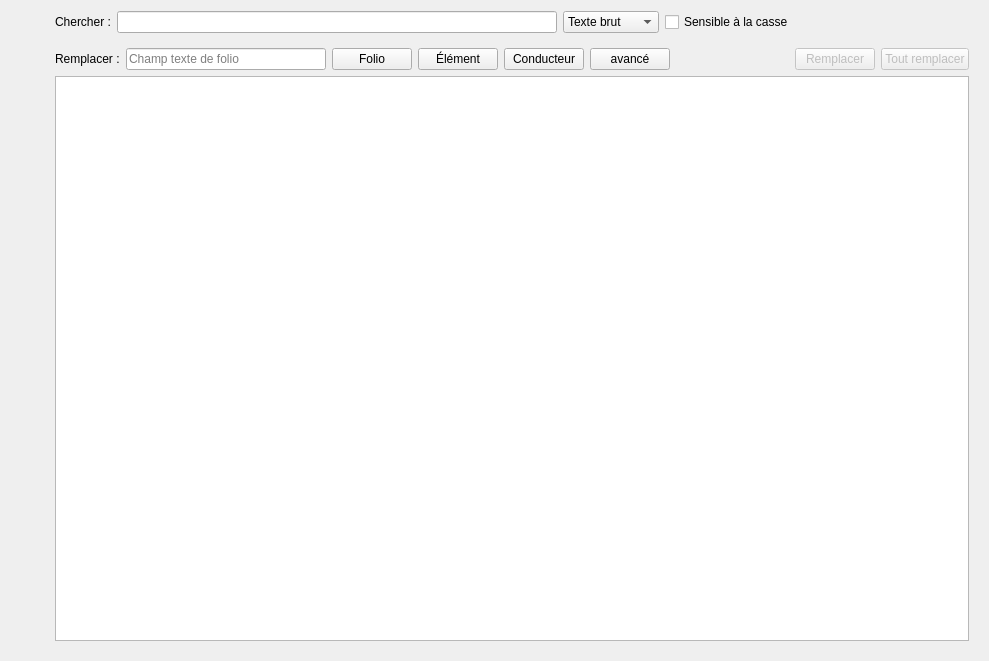
qelectrotech/qelectrotech-source-mirror, file sources/SearchAndReplace/ui/searchandreplacewidget.ui: the form before one commit.
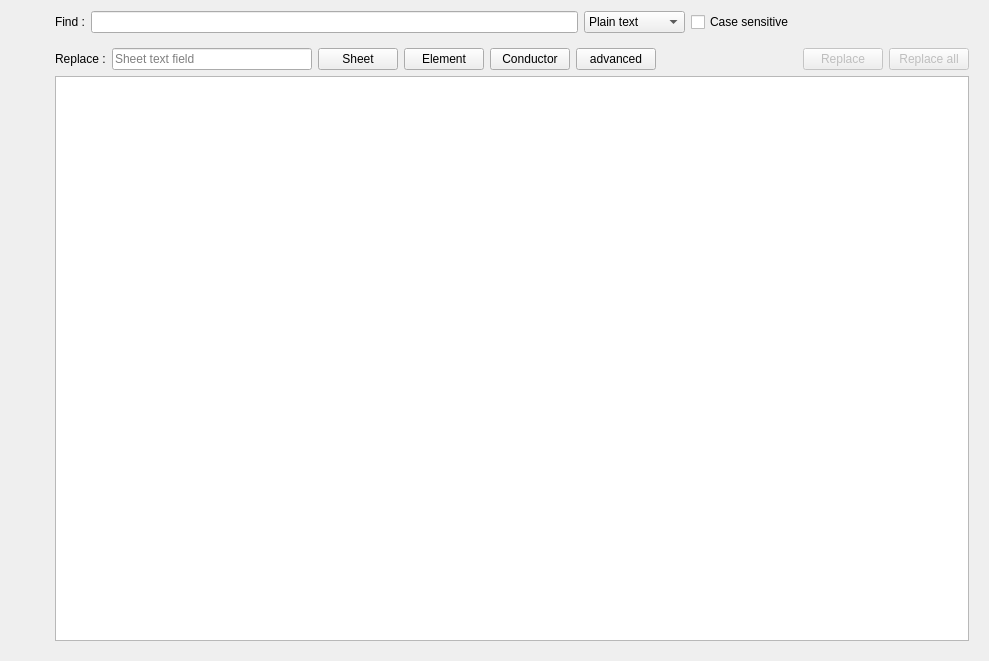
The form after the commit. Icons and pictures are not drawn.

Diff of the .ui file:
```diff
--- a/sources/SearchAndReplace/ui/searchandreplacewidget.ui
+++ b/sources/SearchAndReplace/ui/searchandreplacewidget.ui
@@ -35,7 +35,7 @@
       <item>
        <widget class="QLabel" name="m_search">
         <property name="text">
-         <string>Chercher :</string>
+         <string>Find :</string>
         </property>
        </widget>
       </item>
@@ -77,12 +77,12 @@
            </property>
            <item>
             <property name="text">
-             <string>Texte brut</string>
+             <string>Plain text</string>
             </property>
            </item>
            <item>
             <property name="text">
-             <string>Mots entiers</string>
+             <string>Whole words</string>
             </property>
            </item>
           </widget>
@@ -90,7 +90,7 @@
          <item>
           <widget class="QCheckBox" name="m_case_sensitive_cb">
            <property name="text">
-            <string>Sensible à la casse</string>
+            <string>Case sensitive</string>
            </property>
           </widget>
          </item>
@@ -100,7 +100,7 @@
       <item>
        <widget class="QPushButton" name="m_next_pb">
         <property name="toolTip">
-         <string>Aller à la correspondance suivante</string>
+         <string>Go to the next match</string>
         </property>
         <property name="text">
          <string/>
@@ -116,7 +116,7 @@
       <item>
        <widget class="QPushButton" name="m_previous_pb">
         <property name="toolTip">
-         <string>Aller à la correspondance précédente</string>
+         <string>Go to previous match</string>
         </property>
         <property name="text">
          <string/>
@@ -132,7 +132,7 @@
       <item>
        <widget class="QPushButton" name="m_reload_pb">
         <property name="toolTip">
-         <string>Actualiser</string>
+         <string>Actualize</string>
         </property>
         <property name="text">
          <string/>
@@ -148,7 +148,7 @@
       <item>
        <widget class="QPushButton" name="m_advanced_pb">
         <property name="toolTip">
-         <string>&lt;html&gt;&lt;head/&gt;&lt;body&gt;&lt;p&gt;Afficher les options avancées&lt;/p&gt;&lt;/body&gt;&lt;/html&gt;</string>
+         <string>&lt;html&gt;&lt;head/&gt;&lt;body&gt;&lt;p&gt;Show advanced options&lt;/p&gt;&lt;/body&gt;&lt;/html&gt;</string>
         </property>
         <property name="text">
          <string/>
@@ -194,20 +194,20 @@
          <bool>true</bool>
         </property>
         <property name="toolTip">
-         <string>&lt;html&gt;&lt;head/&gt;&lt;body&gt;&lt;p&gt;Définir les propriétés à remplacer dans les éléments&lt;/p&gt;&lt;/body&gt;&lt;/html&gt;</string>
+         <string>&lt;html&gt;&lt;head/&gt;&lt;body&gt;&lt;p&gt;Define properties to replace in elements&lt;/p&gt;&lt;/body&gt;&lt;/html&gt;</string>
         </property>
         <property name="text">
-         <string>Élément</string>
+         <string>Element</string>
         </property>
        </widget>
       </item>
       <item row="0" column="4">
        <widget class="QPushButton" name="m_conductor_pb">
         <property name="toolTip">
-         <string>&lt;html&gt;&lt;head/&gt;&lt;body&gt;&lt;p&gt;Définir les propriétés à remplacer dans les conducteurs&lt;/p&gt;&lt;/body&gt;&lt;/html&gt;</string>
+         <string>&lt;html&gt;&lt;head/&gt;&lt;body&gt;&lt;p&gt;Define properties to replace in conductors&lt;/p&gt;&lt;/body&gt;&lt;/html&gt;</string>
         </property>
         <property name="text">
-         <string>Conducteur</string>
+         <string>Conductor</string>
         </property>
        </widget>
       </item>
@@ -217,34 +217,34 @@
          <bool>false</bool>
         </property>
         <property name="toolTip">
-         <string>&lt;html&gt;&lt;head/&gt;&lt;body&gt;&lt;p&gt;Remplacer les correspondances cochées&lt;/p&gt;&lt;/body&gt;&lt;/html&gt;</string>
+         <string>&lt;html&gt;&lt;head/&gt;&lt;body&gt;&lt;p&gt;Replace checked matches&lt;/p&gt;&lt;/body&gt;&lt;/html&gt;</string>
         </property>
         <property name="text">
-         <string>Tout remplacer</string>
+         <string>Replace all</string>
         </property>
        </widget>
       </item>
       <item row="0" column="5">
        <widget class="QPushButton" name="m_advanced_replace_pb">
         <property name="text">
-         <string>avancé</string>
+         <string>advanced</string>
         </property>
        </widget>
       </item>
       <item row="0" column="0">
        <widget class="QLabel" name="m_replace">
         <property name="text">
-         <string>Remplacer :</string>
+         <string>Replace :</string>
         </property>
        </widget>
       </item>
       <item row="0" column="2">
        <widget class="QPushButton" name="m_folio_pb">
         <property name="toolTip">
-         <string>&lt;html&gt;&lt;head/&gt;&lt;body&gt;&lt;p&gt;Définir les propriétés à remplacer dans les folios&lt;/p&gt;&lt;/body&gt;&lt;/html&gt;</string>
+         <string>&lt;html&gt;&lt;head/&gt;&lt;body&gt;&lt;p&gt;Define properties to replace in sheets&lt;/p&gt;&lt;/body&gt;&lt;/html&gt;</string>
         </property>
         <property name="text">
-         <string>Folio</string>
+         <string>Sheet</string>
         </property>
        </widget>
       </item>
@@ -257,7 +257,7 @@
          </size>
         </property>
         <property name="placeholderText">
-         <string>Champ texte de folio</string>
+         <string>Sheet text field</string>
         </property>
         <property name="clearButtonEnabled">
          <bool>true</bool>
@@ -270,10 +270,10 @@
          <bool>false</bool>
         </property>
         <property name="toolTip">
-         <string>&lt;html&gt;&lt;head/&gt;&lt;body&gt;&lt;p&gt;Remplacer la correspondance sélectionnée&lt;/p&gt;&lt;/body&gt;&lt;/html&gt;</string>
+         <string>&lt;html&gt;&lt;head/&gt;&lt;body&gt;&lt;p&gt;Replace the selected match&lt;/p&gt;&lt;/body&gt;&lt;/html&gt;</string>
         </property>
         <property name="text">
-         <string>Remplacer</string>
+         <string>Replace</string>
         </property>
        </widget>
       </item>
@@ -332,7 +332,7 @@
    <item row="1" column="0">
     <widget class="QPushButton" name="m_quit_button">
      <property name="toolTip">
-      <string>Quitter</string>
+      <string>Quit</string>
      </property>
      <property name="text">
       <string/>
```
